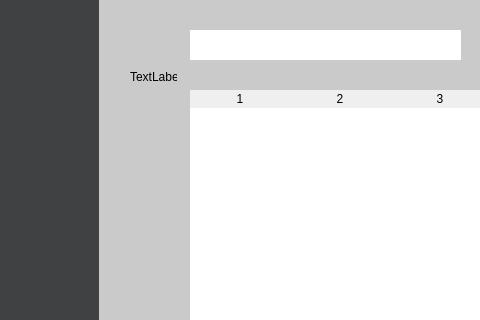
Qt form mainwindow.ui (Volchonak/term2_vipz_lab4_studentLibrary) before a commit; both pictures show x 0 to 480 and y 0 to 320 of the 1400 by 700 pixel window.
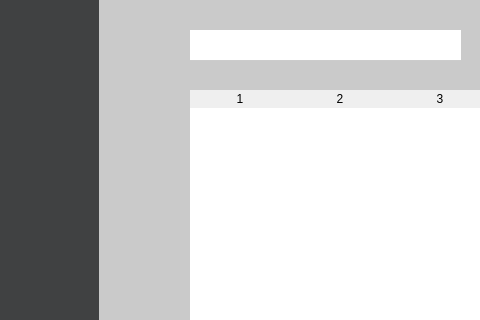
The same form after that commit. Icons and pictures are not drawn.

Commit message: lab4 studentLibrary done project with gui

The edit to the form file:
```diff
--- a/mainwindow.ui
+++ b/mainwindow.ui
@@ -965,19 +965,6 @@
      <string/>
     </property>
    </widget>
-   <widget class="QLabel" name="label">
-    <property name="geometry">
-     <rect>
-      <x>130</x>
-      <y>70</y>
-      <width>47</width>
-      <height>13</height>
-     </rect>
-    </property>
-    <property name="text">
-     <string>TextLabel</string>
-    </property>
-   </widget>
   </widget>
  </widget>
  <resources/>
```
The commit also changes 2 other files.
